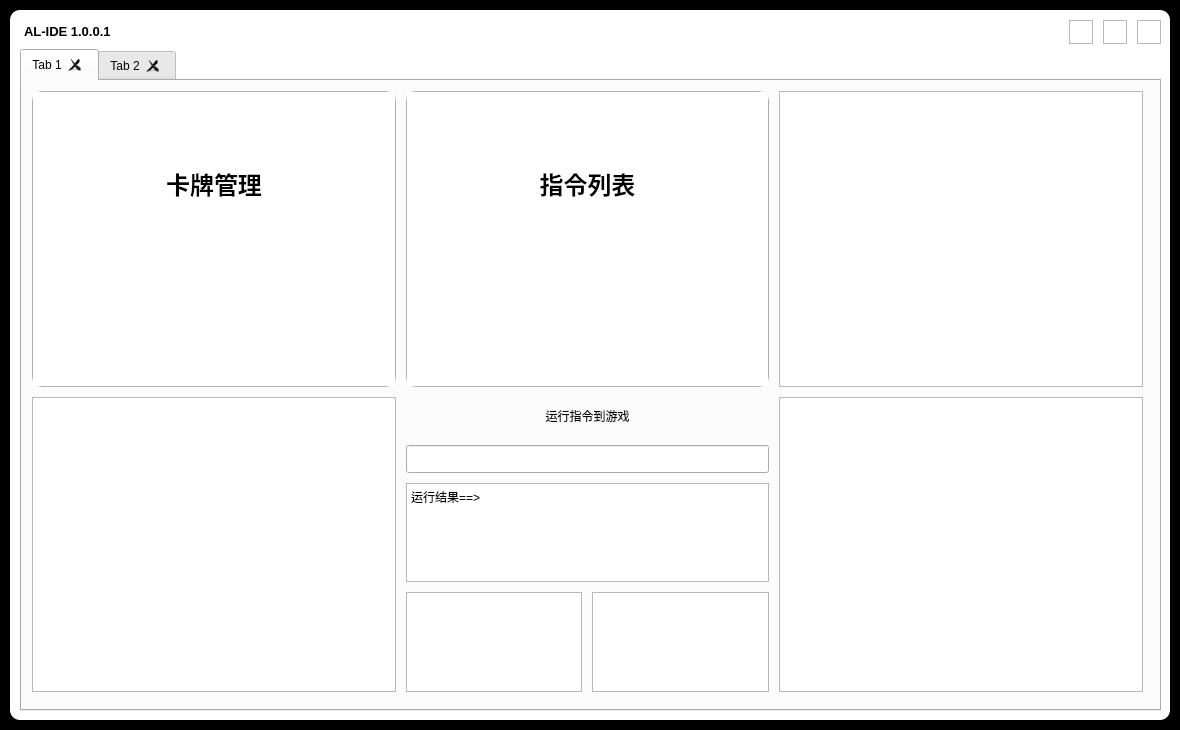
Before: the Qt Designer form visualizationSrc/qtUI/mainInterFace.ui in NWYLZW/A-Language-IDE, drawn with Qt 5.
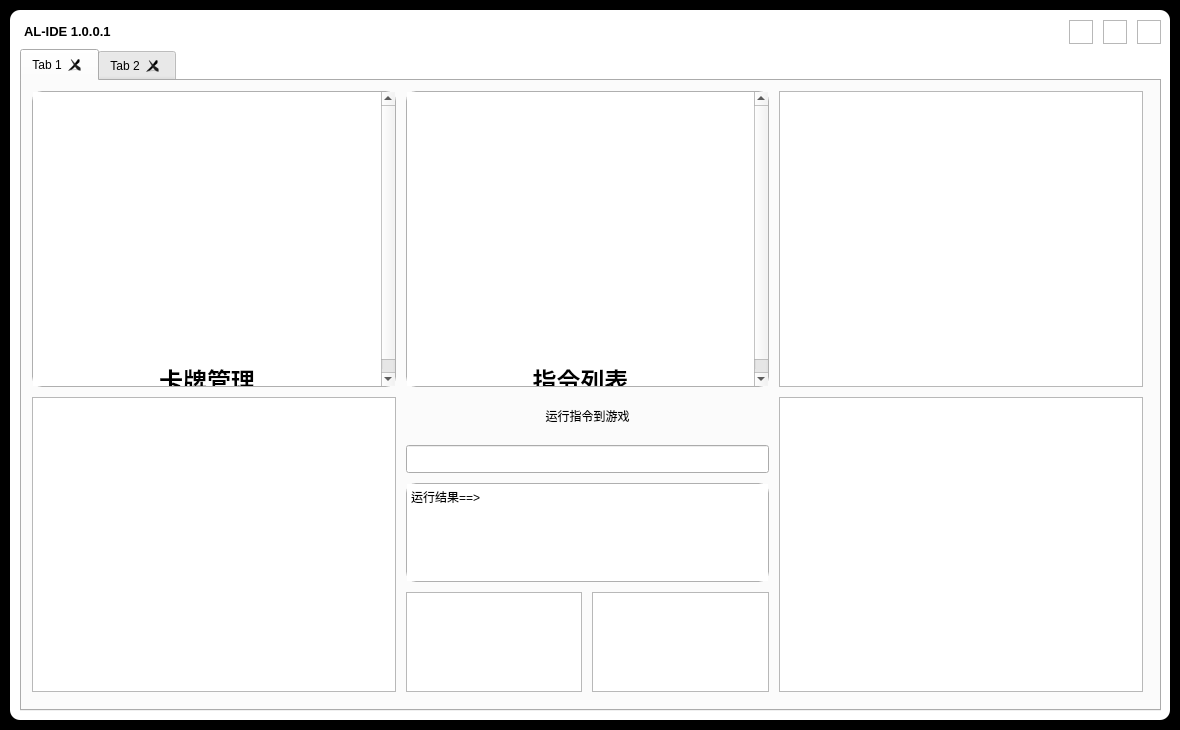
After: the same form once the commit is applied. Icons and pictures are not drawn.

Commit message: 界面优化

The edit to the form file:
```diff
--- a/visualizationSrc/qtUI/mainInterFace.ui
+++ b/visualizationSrc/qtUI/mainInterFace.ui
@@ -208,6 +208,14 @@
      </item>
      <item>
       <widget class="QTabWidget" name="ContentTabList">
+       <property name="styleSheet">
+        <string notr="true">QTextBrowser{
+	background-repeat: no-repeat;
+	background-position: center;
+	border:1px solid #afafaf; 
+	border-radius:10px;
+}</string>
+       </property>
        <property name="currentIndex">
         <number>0</number>
        </property>
@@ -360,10 +368,6 @@
             <property name="styleSheet">
              <string notr="true">QTextBrowser{
 	background-image: url(:/picture/Data/qrc/cardPkg.png);
-	background-repeat: no-repeat;
-	background-position: bottom;
-	border:1px solid #afafaf; 
-	border-radius:10px;
 }</string>
             </property>
             <property name="html">
@@ -374,6 +378,13 @@
 &lt;p align=&quot;center&quot; style=&quot;-qt-paragraph-type:empty; margin-top:0px; margin-bottom:0px; margin-left:0px; margin-right:0px; -qt-block-indent:0; text-indent:0px;&quot;&gt;&lt;br /&gt;&lt;/p&gt;
 &lt;p align=&quot;center&quot; style=&quot;-qt-paragraph-type:empty; margin-top:0px; margin-bottom:0px; margin-left:0px; margin-right:0px; -qt-block-indent:0; text-indent:0px; font-size:18pt; font-weight:600;&quot;&gt;&lt;br /&gt;&lt;/p&gt;
 &lt;p align=&quot;center&quot; style=&quot;-qt-paragraph-type:empty; margin-top:0px; margin-bottom:0px; margin-left:0px; margin-right:0px; -qt-block-indent:0; text-indent:0px; font-size:18pt; font-weight:600;&quot;&gt;&lt;br /&gt;&lt;/p&gt;
+&lt;p align=&quot;center&quot; style=&quot;-qt-paragraph-type:empty; margin-top:0px; margin-bottom:0px; margin-left:0px; margin-right:0px; -qt-block-indent:0; text-indent:0px; font-size:18pt; font-weight:600;&quot;&gt;&lt;br /&gt;&lt;/p&gt;
+&lt;p align=&quot;center&quot; style=&quot;-qt-paragraph-type:empty; margin-top:0px; margin-bottom:0px; margin-left:0px; margin-right:0px; -qt-block-indent:0; text-indent:0px; font-size:18pt; font-weight:600;&quot;&gt;&lt;br /&gt;&lt;/p&gt;
+&lt;p align=&quot;center&quot; style=&quot;-qt-paragraph-type:empty; margin-top:0px; margin-bottom:0px; margin-left:0px; margin-right:0px; -qt-block-indent:0; text-indent:0px; font-size:18pt; font-weight:600;&quot;&gt;&lt;br /&gt;&lt;/p&gt;
+&lt;p align=&quot;center&quot; style=&quot;-qt-paragraph-type:empty; margin-top:0px; margin-bottom:0px; margin-left:0px; margin-right:0px; -qt-block-indent:0; text-indent:0px; font-size:18pt; font-weight:600;&quot;&gt;&lt;br /&gt;&lt;/p&gt;
+&lt;p align=&quot;center&quot; style=&quot;-qt-paragraph-type:empty; margin-top:0px; margin-bottom:0px; margin-left:0px; margin-right:0px; -qt-block-indent:0; text-indent:0px; font-size:18pt; font-weight:600;&quot;&gt;&lt;br /&gt;&lt;/p&gt;
+&lt;p align=&quot;center&quot; style=&quot;-qt-paragraph-type:empty; margin-top:0px; margin-bottom:0px; margin-left:0px; margin-right:0px; -qt-block-indent:0; text-indent:0px; font-size:18pt; font-weight:600;&quot;&gt;&lt;br /&gt;&lt;/p&gt;
+&lt;p align=&quot;center&quot; style=&quot;-qt-paragraph-type:empty; margin-top:0px; margin-bottom:0px; margin-left:0px; margin-right:0px; -qt-block-indent:0; text-indent:0px; font-size:18pt; font-weight:600;&quot;&gt;&lt;br /&gt;&lt;/p&gt;
 &lt;p align=&quot;center&quot; style=&quot; margin-top:0px; margin-bottom:0px; margin-left:0px; margin-right:0px; -qt-block-indent:0; text-indent:0px;&quot;&gt;&lt;span style=&quot; font-size:18pt; font-weight:600;&quot;&gt;卡牌管理&lt;/span&gt;&lt;/p&gt;&lt;/body&gt;&lt;/html&gt;</string>
             </property>
            </widget>
@@ -389,10 +400,6 @@
             <property name="styleSheet">
              <string notr="true">QTextBrowser{
 	background-image: url(:/picture/Data/qrc/command.png);
-	background-repeat: no-repeat;
-	background-position: bottom;
-	border:1px solid #afafaf; 
-	border-radius:10px;
 }</string>
             </property>
             <property name="html">
@@ -400,7 +407,14 @@
 &lt;html&gt;&lt;head&gt;&lt;meta name=&quot;qrichtext&quot; content=&quot;1&quot; /&gt;&lt;style type=&quot;text/css&quot;&gt;
 p, li { white-space: pre-wrap; }
 &lt;/style&gt;&lt;/head&gt;&lt;body style=&quot; font-family:'SimSun'; font-size:9pt; font-weight:400; font-style:normal;&quot;&gt;
-&lt;p style=&quot;-qt-paragraph-type:empty; margin-top:0px; margin-bottom:0px; margin-left:0px; margin-right:0px; -qt-block-indent:0; text-indent:0px;&quot;&gt;&lt;br /&gt;&lt;/p&gt;
+&lt;p align=&quot;center&quot; style=&quot;-qt-paragraph-type:empty; margin-top:0px; margin-bottom:0px; margin-left:0px; margin-right:0px; -qt-block-indent:0; text-indent:0px;&quot;&gt;&lt;br /&gt;&lt;/p&gt;
+&lt;p align=&quot;center&quot; style=&quot;-qt-paragraph-type:empty; margin-top:0px; margin-bottom:0px; margin-left:0px; margin-right:0px; -qt-block-indent:0; text-indent:0px; font-size:18pt; font-weight:600;&quot;&gt;&lt;br /&gt;&lt;/p&gt;
+&lt;p align=&quot;center&quot; style=&quot;-qt-paragraph-type:empty; margin-top:0px; margin-bottom:0px; margin-left:0px; margin-right:0px; -qt-block-indent:0; text-indent:0px; font-size:18pt; font-weight:600;&quot;&gt;&lt;br /&gt;&lt;/p&gt;
+&lt;p align=&quot;center&quot; style=&quot;-qt-paragraph-type:empty; margin-top:0px; margin-bottom:0px; margin-left:0px; margin-right:0px; -qt-block-indent:0; text-indent:0px; font-size:18pt; font-weight:600;&quot;&gt;&lt;br /&gt;&lt;/p&gt;
+&lt;p align=&quot;center&quot; style=&quot;-qt-paragraph-type:empty; margin-top:0px; margin-bottom:0px; margin-left:0px; margin-right:0px; -qt-block-indent:0; text-indent:0px; font-size:18pt; font-weight:600;&quot;&gt;&lt;br /&gt;&lt;/p&gt;
+&lt;p align=&quot;center&quot; style=&quot;-qt-paragraph-type:empty; margin-top:0px; margin-bottom:0px; margin-left:0px; margin-right:0px; -qt-block-indent:0; text-indent:0px; font-size:18pt; font-weight:600;&quot;&gt;&lt;br /&gt;&lt;/p&gt;
+&lt;p align=&quot;center&quot; style=&quot;-qt-paragraph-type:empty; margin-top:0px; margin-bottom:0px; margin-left:0px; margin-right:0px; -qt-block-indent:0; text-indent:0px; font-size:18pt; font-weight:600;&quot;&gt;&lt;br /&gt;&lt;/p&gt;
+&lt;p align=&quot;center&quot; style=&quot;-qt-paragraph-type:empty; margin-top:0px; margin-bottom:0px; margin-left:0px; margin-right:0px; -qt-block-indent:0; text-indent:0px; font-size:18pt; font-weight:600;&quot;&gt;&lt;br /&gt;&lt;/p&gt;
 &lt;p align=&quot;center&quot; style=&quot;-qt-paragraph-type:empty; margin-top:0px; margin-bottom:0px; margin-left:0px; margin-right:0px; -qt-block-indent:0; text-indent:0px; font-size:18pt; font-weight:600;&quot;&gt;&lt;br /&gt;&lt;/p&gt;
 &lt;p align=&quot;center&quot; style=&quot;-qt-paragraph-type:empty; margin-top:0px; margin-bottom:0px; margin-left:0px; margin-right:0px; -qt-block-indent:0; text-indent:0px; font-size:18pt; font-weight:600;&quot;&gt;&lt;br /&gt;&lt;/p&gt;
 &lt;p align=&quot;center&quot; style=&quot; margin-top:0px; margin-bottom:0px; margin-left:0px; margin-right:0px; -qt-block-indent:0; text-indent:0px;&quot;&gt;&lt;span style=&quot; font-size:18pt; font-weight:600;&quot;&gt;指令列表&lt;/span&gt;&lt;/p&gt;&lt;/body&gt;&lt;/html&gt;</string>
```
The commit also changes 2 other files.
